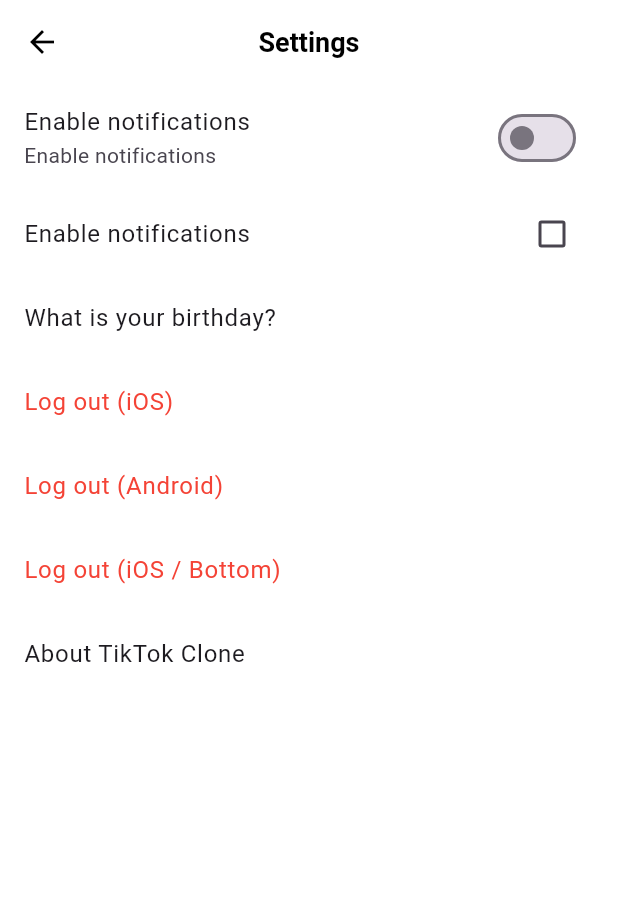
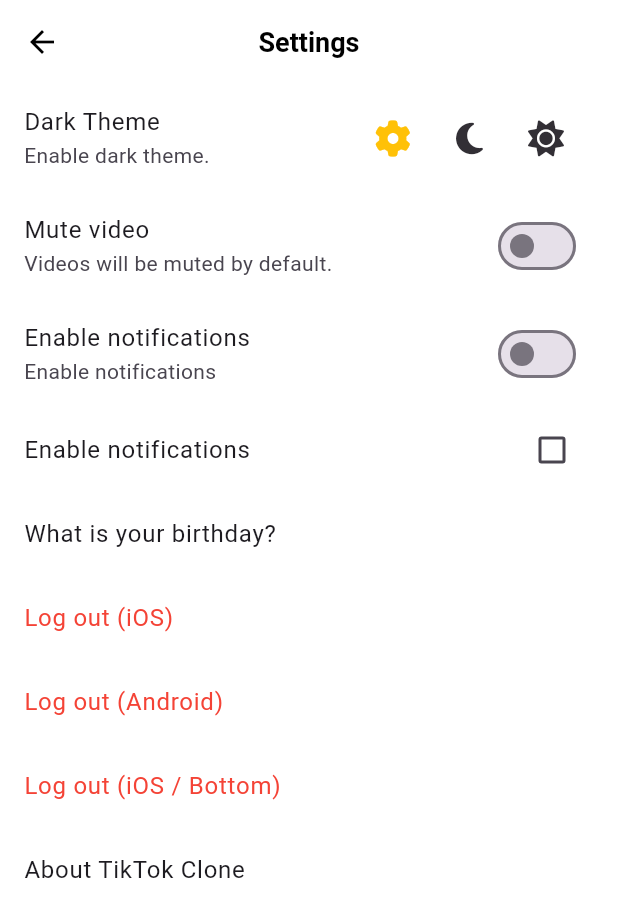
Before and after one commit to WonHyun/TikTokClone, a Flutter app: the SettingsScreen screen opened directly, on a phone screen of 412 x 824 dp. Shown: the top 917 px of the screen. Run offline on Flutter 3.47's test engine with Material 3 defaults, Android fonts, the phone set to English and light mode, and no system bars; our stand-ins replace camera, font_awesome_flutter, gallery_saver, go_router, image_picker, permission_handler and 2 more; network calls fail.

Commit message:
etc: practice inheritedWidget, ChangeNotifier, Provider

```diff
--- /dev/null
+++ b/lib/common/video_config/video_config.dart
@@ -0,0 +1,95 @@
+import 'package:flutter/material.dart';
+
+class ThemeConfig extends ChangeNotifier {
+  ThemeMode themeMode = ThemeMode.system;
+
+  void changeThemeMode(ThemeMode themeMode) {
+    themeMode = themeMode;
+    notifyListeners();
+  }
+}
+
+class VideoConfig extends ChangeNotifier {
+  bool isMuted = false;
+  bool isAutoplay = false;
+
+  void toggleIsMuted() {
+    isMuted = !isMuted;
+    notifyListeners();
+  }
+
+  void toggleAutoplay() {
+    isAutoplay = !isAutoplay;
+    notifyListeners();
+  }
+}
+
+// final videoMuteConfig = ValueNotifier(false);
+// final themeConfig = ValueNotifier(ThemeMode.system);
+
+// // ChangeNotifier version
+//
+// class VideoConfig extends ChangeNotifier {
+//   bool autoMute = true;
+
+//   void toggleAutoMute() {
+//     autoMute = !autoMute;
+//     notifyListeners();
+//   }
+// }
+
+// final videoConfig = VideoConfig();
+
+// // InheritedWidget version
+//
+//class VideoConfigData extends InheritedWidget {
+//   const VideoConfigData({
+//     super.key,
+//     required super.child,
+//     required this.autoMute,
+//     required this.toggleMuted,
+//   });
+
+//   final bool autoMute;
+//   final Function() toggleMuted;
+
+//   static VideoConfigData of(BuildContext context) {
+//     return context.dependOnInheritedWidgetOfExactType<VideoConfigData>()!;
+//   }
+
+//   @override
+//   bool updateShouldNotify(covariant InheritedWidget oldWidget) {
+//     return true;
+//   }
+// }
+
+// class VideoConfig extends StatefulWidget {
+//   const VideoConfig({
+//     super.key,
+//     required this.child,
+//   });
+
+//   final Widget child;
+
+//   @override
+//   State<VideoConfig> createState() => _VideoConfigState();
+// }
+
+// class _VideoConfigState extends State<VideoConfig> {
+//   bool autoMute = false;
+
+//   void toggleMuted() {
+//     setState(() {
+//       autoMute = !autoMute;
+//     });
+//   }
+
+//   @override
+//   Widget build(BuildContext context) {
+//     return VideoConfigData(
+//       autoMute: autoMute,
+//       toggleMuted: toggleMuted,
+//       child: widget.child,
+//     );
+//   }
+// }
--- a/lib/features/settings/settings_screen.dart
+++ b/lib/features/settings/settings_screen.dart
@@ -1,6 +1,8 @@
 import 'package:flutter/cupertino.dart';
 import 'package:flutter/material.dart';
 import 'package:font_awesome_flutter/font_awesome_flutter.dart';
+import 'package:provider/provider.dart';
+import 'package:tictok_clone/common/video_config/video_config.dart';
 import 'package:tictok_clone/constants/breakpoints.dart';
 
 class SettingsScreen extends StatefulWidget {
@@ -22,6 +24,8 @@ class _SettingsScreenState extends State<SettingsScreen> {
 
   @override
   Widget build(BuildContext context) {
+    final themeConfig = context.watch<ThemeConfig>();
+    final videoConfig = context.watch<VideoConfig>();
     return Scaffold(
       appBar: AppBar(
         title: const Text("Settings"),
@@ -32,6 +36,70 @@ class _SettingsScreenState extends State<SettingsScreen> {
         ),
         child: ListView(
           children: [
+            ListTile(
+              title: const Text("Dark Theme"),
+              subtitle: const Text("Enable dark theme."),
+              trailing: SizedBox(
+                width: 150,
+                child: Row(
+                  mainAxisAlignment: MainAxisAlignment.spaceBetween,
+                  children: [
+                    IconButton(
+                      onPressed: () =>
+                          themeConfig.changeThemeMode(ThemeMode.system),
+                      icon: Icon(
+                        FontAwesomeIcons.gear,
+                        color: ThemeMode.system == themeConfig.themeMode
+                            ? Colors.amber
+                            : Theme.of(context).colorScheme.inverseSurface,
+                      ),
+                    ),
+                    IconButton(
+                      onPressed: () =>
+                          themeConfig.changeThemeMode(ThemeMode.dark),
+                      icon: Icon(
+                        FontAwesomeIcons.solidMoon,
+                        color: ThemeMode.dark == themeConfig.themeMode
+                            ? Colors.amber
+                            : Theme.of(context).colorScheme.inverseSurface,
+                      ),
+                    ),
+                    IconButton(
+                      onPressed: () =>
+                          themeConfig.changeThemeMode(ThemeMode.light),
+                      icon: Icon(
+                        FontAwesomeIcons.solidSun,
+                        color: ThemeMode.light == themeConfig.themeMode
+                            ? Colors.amber
+                            : Theme.of(context).colorScheme.inverseSurface,
+                      ),
+                    ),
+                  ],
+                ),
+              ),
+            ),
+            SwitchListTile.adaptive(
+              value: videoConfig.isMuted,
+              onChanged: (value) => videoConfig.toggleIsMuted(),
+              title: const Text("Mute video"),
+              subtitle: const Text("Videos will be muted by default."),
+            ),
+            // AnimatedBuilder(
+            //   animation: videoMuteConfig,
+            //   builder: (context, child) {
+            //     return Builder(
+            //       builder: (context) {
+            //         return SwitchListTile.adaptive(
+            //           value: videoMuteConfig.value,
+            //           onChanged: (value) =>
+            //               videoMuteConfig.value = !videoMuteConfig.value,
+            //           title: const Text("Mute video"),
+            //           subtitle: const Text("Videos will be muted by default."),
+            //         );
+            //       },
+            //     );
+            //   },
+            // ),
             SwitchListTile.adaptive(
               value: _notifications,
               onChanged: _onNotificationChanged,
--- a/pubspec.yaml
+++ b/pubspec.yaml
@@ -16,6 +16,7 @@ dependencies:
   google_fonts: ^4.0.4
   image_picker: ^1.1.2
   permission_handler: ^11.3.1
+  provider: ^6.1.2
   video_player: ^2.8.6
   visibility_detector: ^0.4.0+2
 
```
Also changed, not shown: lib/features/videos/widgets/video_post.dart (+26 -20 lines), lib/main.dart (+16 -2 lines), pubspec.lock.
